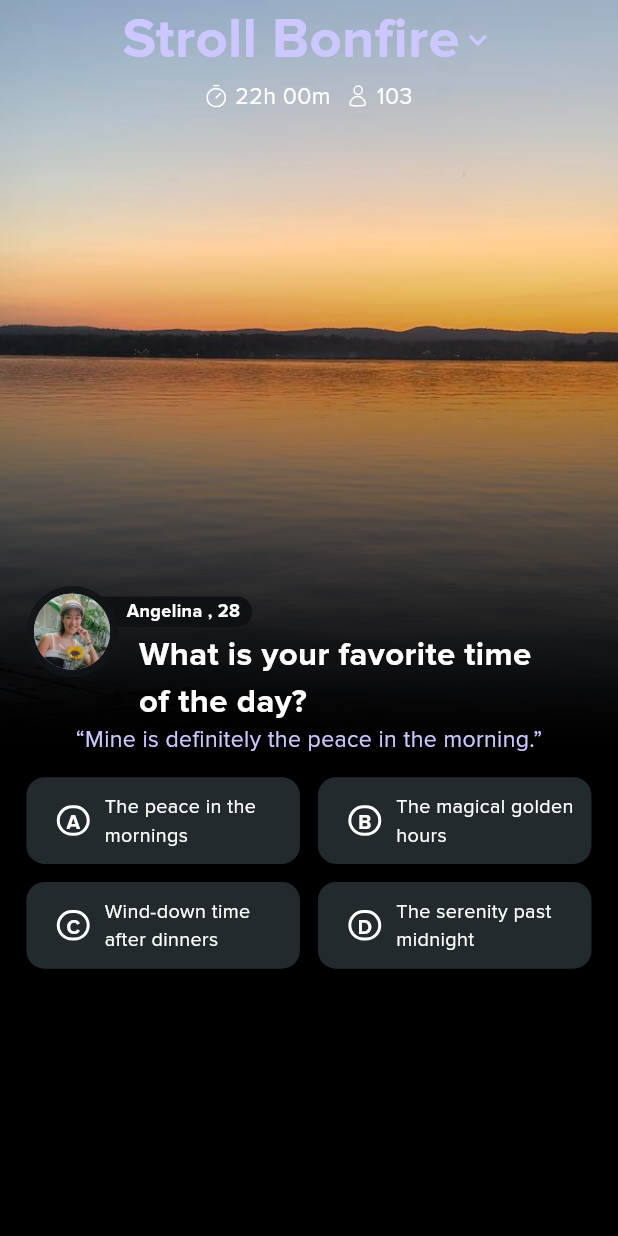
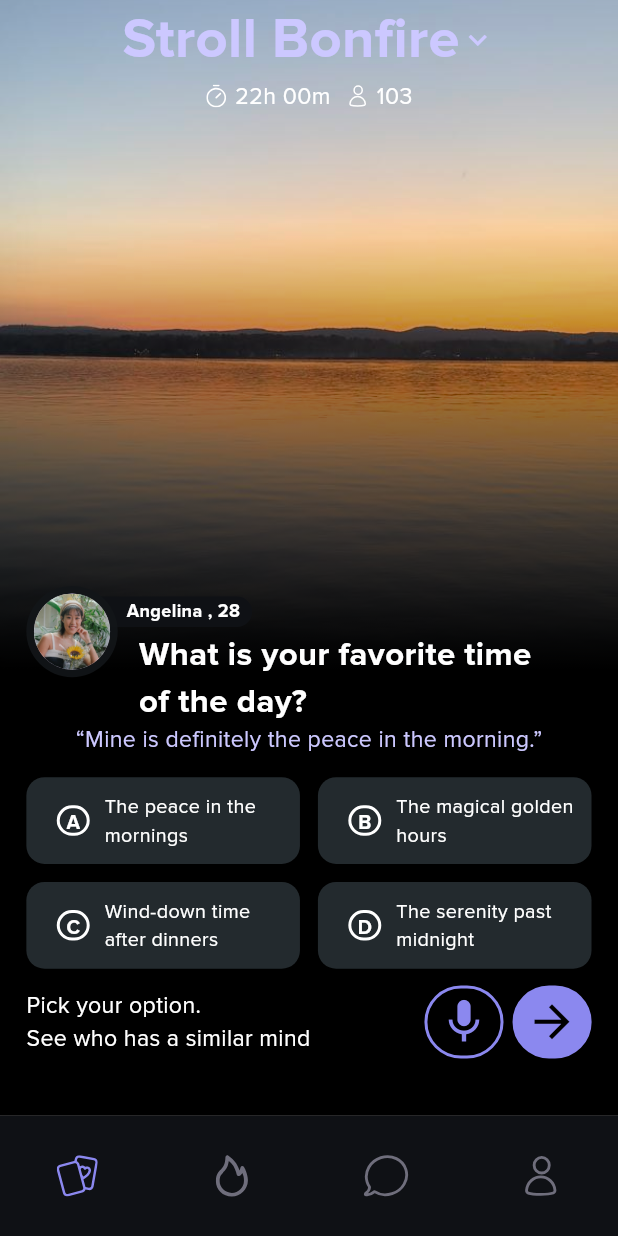
Before and after one commit to Teewhydot/buy_simply_abubakar_issa, a Flutter app: the screen it shows after launch, on a phone screen of 412 x 824 dp. Run offline on Flutter 3.47's test engine with Material 3 defaults, Android fonts, the phone set to English and light mode, and no system bars; our stand-ins replace cached_network_image, flutter_screenutil, flutter_svg, get.

Commit message:
Completed UI design Now to refactor widgets.

```diff
--- a/lib/features/fe_interview_task/presentation/screens/fe_interview_task.dart
+++ b/lib/features/fe_interview_task/presentation/screens/fe_interview_task.dart
@@ -15,12 +15,12 @@ class FeInterviewTask extends StatelessWidget {
 
   @override
   Widget build(BuildContext context) {
-    return Material(
-      child: Stack(
+    return Scaffold(
+      backgroundColor: kBlack,
+      bottomNavigationBar: CustomNavBar(),
+      body: Stack(
         children: [
           Scaffold(
-            backgroundColor: kBlack,
-            bottomNavigationBar: CustomNavBar(),
             body: Container(
               width: 1.sw,
               height: 1.sh * 0.7,
@@ -115,6 +115,59 @@ class FeInterviewTask extends StatelessWidget {
                     14.verticalSpace,
                     AnswersWidget(),
                     11.verticalSpace,
+                    Row(
+                      mainAxisAlignment: MainAxisAlignment.spaceBetween,
+                      children: [
+                        Column(
+                          crossAxisAlignment: CrossAxisAlignment.start,
+                          children: [
+                            CustomText(
+                              text: "Pick your option.",
+                              fontWeight: FontWeight.w400,
+                              fontSize: 14,
+                              color: kWhite,
+                            ),
+                            CustomText(
+                              text: "See who has a similar mind",
+                              fontWeight: FontWeight.w400,
+                              fontSize: 14,
+                              color: kWhite,
+                            ),
+                          ],
+                        ),
+                        Row(
+                          spacing: 6,
+                          children: [
+                            FEContainer(
+                              width: 48,
+                              height: 48,
+                              borderRadius: 48,
+                              borderColor: kAccentColor,
+                              containerColor: kBlack,
+                              isSelected: true,
+                              child: Icon(
+                                Icons.mic,
+                                size: 35,
+                                color: kAccentColor,
+                              ),
+                            ),
+                            FEContainer(
+                              width: 48,
+                              height: 48,
+                              borderRadius: 48,
+                              borderColor: kAccentColor,
+                              containerColor: kAccentColor,
+                              isSelected: true,
+                              child: Icon(
+                                Icons.arrow_forward,
+                                size: 35,
+                                color: kBlack,
+                              ),
+                            ),
+                          ],
+                        ),
+                      ],
+                    ),
                   ],
                 ).paddingOnly(left: 16.w, right: 16.w),
               ),
--- a/lib/features/fe_interview_task/presentation/widgets/answers_widget.dart
+++ b/lib/features/fe_interview_task/presentation/widgets/answers_widget.dart
@@ -95,21 +95,28 @@ class Option extends StatelessWidget {
 class FEContainer extends StatelessWidget {
   final Widget child;
   final bool isSelected;
+  final double width, height, borderRadius;
+  final Color borderColor, containerColor;
   const FEContainer({
     super.key,
     this.child = const SizedBox(),
     this.isSelected = false,
+    this.width = 166,
+    this.height = 57,
+    this.borderRadius = 12,
+    this.borderColor = kAccentColor,
+    this.containerColor = kContainerColor,
   });
 
   @override
   Widget build(BuildContext context) {
     return Container(
-      height: 57.h,
-      width: 166.w,
+      height: height.h,
+      width: width.w,
       decoration: BoxDecoration(
-        color: kContainerColor,
-        border: isSelected ? Border.all(color: kAccentColor, width: 2) : null,
-        borderRadius: BorderRadius.circular(12).r,
+        color: containerColor,
+        border: isSelected ? Border.all(color: borderColor, width: 2) : null,
+        borderRadius: BorderRadius.circular(borderRadius).r,
       ),
       child: child,
     );
```
